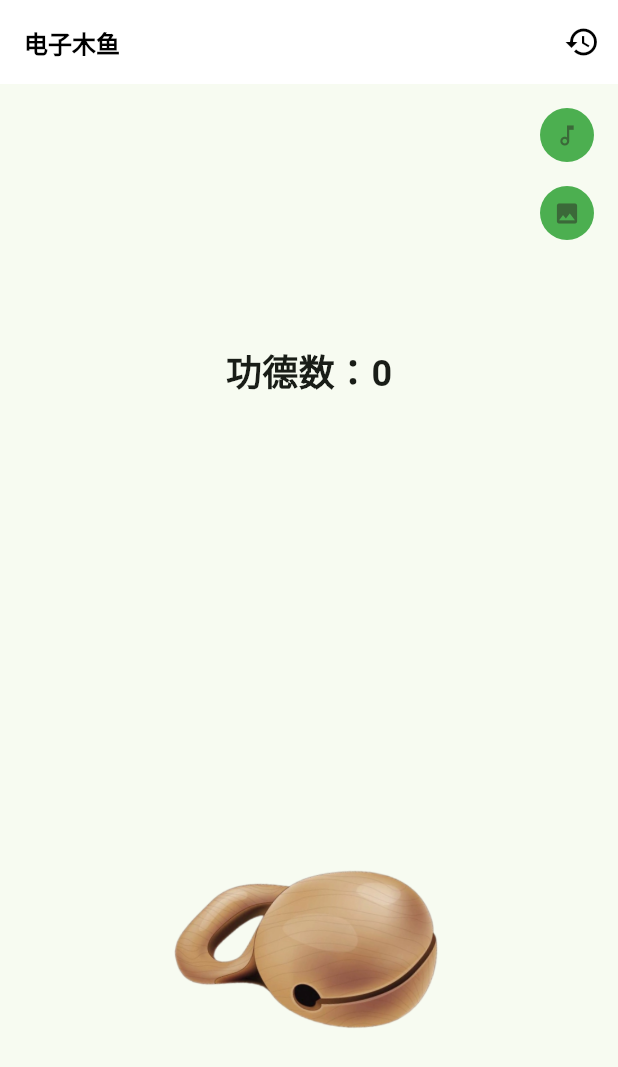
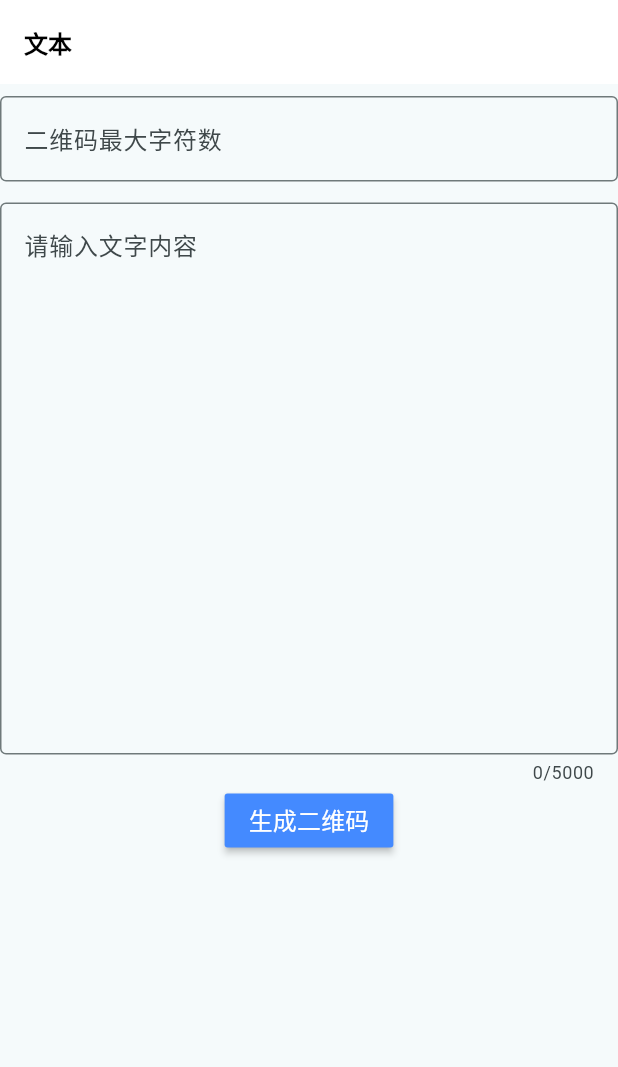
Before and after one commit to weiwei3381/Flutter_Course, a Flutter app: the screen it shows after launch, on a phone screen of 412 x 824 dp. Shown: the top 1067 px of the screen. Run offline on Flutter 3.47's test engine with Material 3 defaults, Android fonts, the phone set to English and light mode, and no system bars; our stand-ins replace card_swiper, qr_flutter; missing offline and left inert: flame_audio.

Commit message:
add: 增加二维码功能

```diff
--- a/lib/main.dart
+++ b/lib/main.dart
@@ -1,4 +1,6 @@
 import 'package:flutter/material.dart';
+import 'package:flutter_first_station/qr/qr_input.dart';
+import 'package:flutter_localizations/flutter_localizations.dart';
 import './counter/counter_page.dart';
 import './guess/guess_page.dart';
 import './muyu/muyu_page.dart';
@@ -14,12 +16,20 @@ class MyApp extends StatelessWidget {
   @override
   Widget build(BuildContext context) {
     return MaterialApp(
-      title: '电子木鱼',
+      title: '我的二维码',
       theme: ThemeData(
-        colorScheme: ColorScheme.fromSeed(seedColor: Colors.green),
+        colorScheme: ColorScheme.fromSeed(seedColor: Colors.white),
         useMaterial3: true,
       ),
-      home: const MuyuPage(),
+      localizationsDelegates: const [
+        GlobalMaterialLocalizations.delegate,
+        GlobalWidgetsLocalizations.delegate, //用于提供通用部件（Widgets）的本地化支持
+        GlobalCupertinoLocalizations.delegate, //用于提供Cupertino风格的组件的本地化支持
+      ],
+      supportedLocales: const [
+        Locale('zh', 'CN'),// 支持的语言和地区
+      ],
+      home: const QrInput(),
     );
   }
 }
--- a/lib/muyu/count_panel.dart
+++ b/lib/muyu/count_panel.dart
@@ -27,7 +27,7 @@ class CountPanel extends StatelessWidget {
         Center(
             child: Text(
               '功德数：$count',
-              style: TextStyle(fontSize: 24, fontWeight: FontWeight.bold),
+              style: const TextStyle(fontSize: 24, fontWeight: FontWeight.bold),
             )),
         Positioned(
             right: 10,
@@ -37,14 +37,14 @@ class CountPanel extends StatelessWidget {
               direction: Axis.vertical,
               children: [
                 ElevatedButton(
-                  child: Icon((Icons.music_note_outlined)),
                   style: style,
                   onPressed: onTapSwitchAudio,
+                  child: const Icon(Icons.music_note_outlined),
                 ),
                 ElevatedButton(
-                  child: Icon((Icons.image)),
                   style: style,
                   onPressed: onTapSwitchImage,
+                  child: const Icon(Icons.image),
                 )
               ],
             ))
--- a/lib/muyu/muyu_page.dart
+++ b/lib/muyu/muyu_page.dart
@@ -52,6 +52,7 @@ class _MuyuPageState extends State<MuyuPage> {
     });
   }
 
+  // 选择图像的情况
   void _onSelectImage(int value) {
     Navigator.of(context).pop(); // 确保选择时关闭底部弹框
     if (value == _activeImageIndex) return;
@@ -66,6 +67,7 @@ class _MuyuPageState extends State<MuyuPage> {
     showCupertinoModalPopup(
         context: context,
         builder: (BuildContext context) {
+          // 返回图像选项框
           return ImageOptionPanel(
               imageOptions: imageOptions,
               onSelect: _onSelectImage,
--- /dev/null
+++ b/lib/qr/qr_input.dart
@@ -0,0 +1,83 @@
+import 'package:flutter/cupertino.dart';
+import 'package:flutter/material.dart';
+import 'package:flutter_first_station/qr/qr_page.dart';
+
+class QrInput extends StatefulWidget {
+  const QrInput({super.key});
+
+  @override
+  State<QrInput> createState() => _QrInputState();
+}
+
+class _QrInputState extends State<QrInput> {
+  final TextEditingController _qrTextCtrl = TextEditingController(); // 文本控制器
+  final TextEditingController _qrCountCtrl =
+      TextEditingController(); // qr文字数量控制器
+
+  // 点击生成二维码
+  void _onTapGenerateQr() {
+    // 显示模态框
+    showCupertinoModalPopup(
+        context: context,
+        builder: (BuildContext context) {
+          // 返回图像选项框
+          return QrPage(
+            info: _qrTextCtrl.text,
+            maxPageCount: int.tryParse(_qrCountCtrl.text) ?? 100,
+          );
+        });
+  }
+
+  @override
+  Widget build(BuildContext context) {
+    return Scaffold(
+      appBar: AppBar(
+        elevation: 0,
+        // 标题栏的阴影深度
+        backgroundColor: Colors.white,
+        // 标题栏的背景色
+        title: const Text('文本'),
+        // 标题文字
+        // 标题文字样式
+        titleTextStyle: const TextStyle(
+            color: Colors.black, fontSize: 16, fontWeight: FontWeight.bold),
+        iconTheme: const IconThemeData(color: Colors.black),
+      ),
+      body: Column(
+        children: [
+          const SizedBox(height: 8),
+          TextField(
+            controller: _qrCountCtrl,
+            keyboardType: TextInputType.number, // 键盘类型：数字
+            decoration: const InputDecoration(
+              border: OutlineInputBorder(),
+              hintText: '默认为150',
+              label: Text('二维码最大字符数'),
+            ),
+          ),
+          const SizedBox(height: 14),
+          TextField(
+            controller: _qrTextCtrl,
+            maxLength: 5000,
+            decoration: const InputDecoration(
+              border: OutlineInputBorder(),
+              hintText: '请输入文字内容',
+            ),
+            maxLines: 14,
+          ),
+          Align(
+            alignment: Alignment.center,
+            child: MaterialButton(
+              onPressed: _onTapGenerateQr,
+              color: Colors.blueAccent,
+              child: const Text(
+                '生成二维码',
+                style: TextStyle(color: Colors.white, fontSize: 16),
+              ),
+            ),
+          )
+        ],
+      ),
+    );
+  }
+}
--- a/pubspec.yaml
+++ b/pubspec.yaml
@@ -8,8 +8,13 @@ environment:
 dependencies:
   flutter:
     sdk: flutter
+  flutter_localizations:
+    sdk: flutter
   cupertino_icons: ^1.0.6
   flame_audio: ^2.10.2
+  flutter_zxing: ^1.7.0
+  qr_flutter: ^4.1.0
+  card_swiper: ^3.0.0
 
 dev_dependencies:
   flutter_test:
```
Also changed, not shown: lib/muyu/options/select_image.dart (+10 -5 lines), lib/qr/qr_page.dart (added, +111 -0 lines), pubspec.lock, 6 other files.
